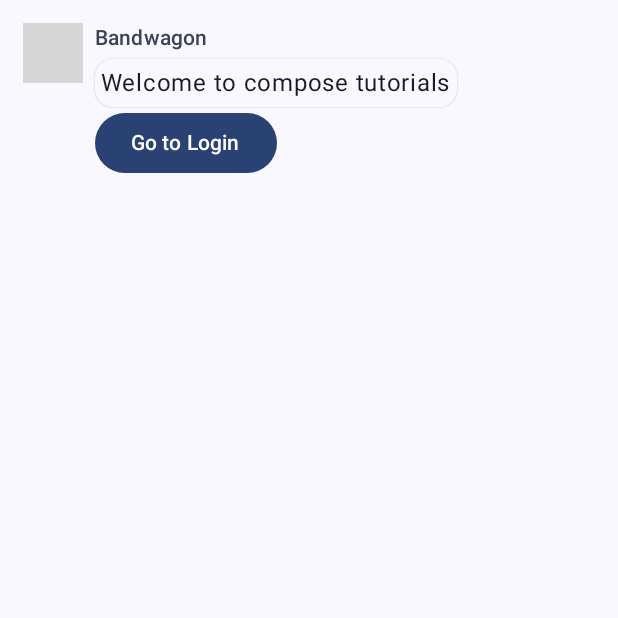
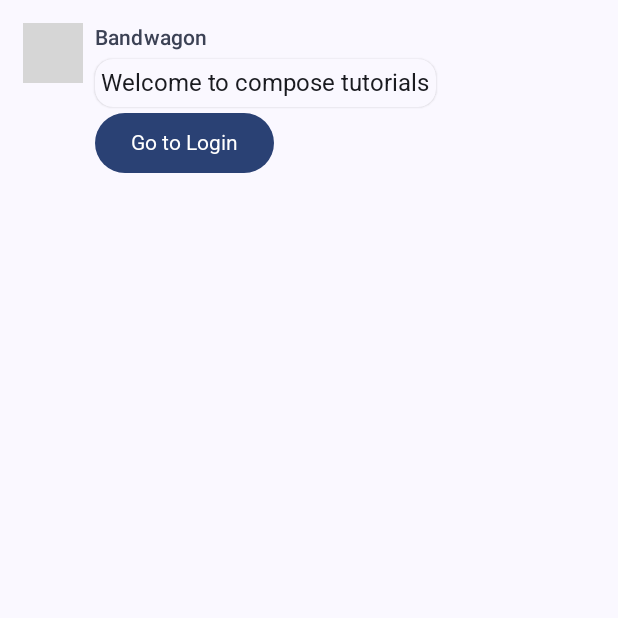
Before and after one commit to KhoTheProgrammer/mobile-application-practice, an Android app built with Jetpack Compose: the screen it shows after launch (MainActivity), on a phone screen of 412 x 824 dp, the top half of it. Run offline under Robolectric (Android 15) with nearby library versions, the phone set to English and light mode, and no system bars; grey boxes are pictures that could not be loaded.

Commit message:
feat: Implement custom theme and typography
Adds a custom color palette for both light and dark themes, replacing the default Material Design colors.

Introduces the Roboto font and defines a new typography scale with various text styles like headline, title, body, and label. The default system font is replaced by this custom setup.

```diff
--- a/app/src/main/java/com/example/myapplication/ui/theme/Color.kt
+++ b/app/src/main/java/com/example/myapplication/ui/theme/Color.kt
@@ -9,3 +9,22 @@ val Pink80 = Color(0xFFEFB8C8)
 val Purple40 = Color(0xFF6650a4)
 val PurpleGrey40 = Color(0xFF625b71)
 val Pink40 = Color(0xFF7D5260)
+
+val BlackOlive = Color(0xFF1F271B)
+
+val LapisLazuli = Color(0xFF145C9E)
+
+val Dun = Color(0xFFCBB9A8)
+
+// Dark Theme Color Pallete
+val PrimaryBlue = Color(0xFF2962FF)
+val BackgroundDark = Color(0xFF121212)
+val SurfaceDark = Color(0xFF1E1E1E)
+val OnBackgroundWhite = Color(0xFFE6E6E6)
+val OnSurfaceGray  = Color(0xFFA0A0A0)
+
+// Light Theme
+val LightBackground = Color(0xFFFFFFFF)
+val LightSurface = Color(0xFFF5F5F5)
+val OnLightBackground = Color(0xFF000000)
+val OnLigtSurface = Color(0xFF666666)
--- a/app/src/main/java/com/example/myapplication/ui/theme/Theme.kt
+++ b/app/src/main/java/com/example/myapplication/ui/theme/Theme.kt
@@ -1,6 +1,6 @@
 package com.example.myapplication.ui.theme
 
-import android.app.Activity
+
 import android.os.Build
 import androidx.compose.foundation.isSystemInDarkTheme
 import androidx.compose.material3.MaterialTheme
@@ -13,26 +13,21 @@ import androidx.compose.ui.platform.LocalContext
 import androidx.compose.ui.graphics.Color
 
 private val DarkColorScheme = darkColorScheme(
-    primary = Purple80,
-    secondary = PurpleGrey80,
-    tertiary = Pink80
+    primary = PrimaryBlue,
+    onPrimary = Color.White,
+    surface = SurfaceDark,
+    onSurface = OnSurfaceGray,
+    background = BackgroundDark,
+    onBackground = OnBackgroundWhite
 )
 
 private val LightColorScheme = lightColorScheme(
-    primary = Purple40,
-    secondary = PurpleGrey40,
-    tertiary = Pink40,
-    background = Color(0xADFFFBFE)
-
-//    /* Other default colors to override
-//    background = Color(0xFFFFFBFE),
-//    surface = Color(0xFFFFFBFE),
-//    onPrimary = Color.White,
-//    onSecondary = Color.White,
-//    onTertiary = Color.White,
-//    onBackground = Color(0xFF1C1B1F),
-//    onSurface = Color(0xFF1C1B1F),
-//    */
+    primary = PrimaryBlue,
+    onPrimary = Color.White,
+    surface = LightSurface,
+    onSurface = OnLigtSurface,
+    background = LightBackground,
+    onBackground = OnLightBackground
 )
 
 @Composable
--- a/app/src/main/java/com/example/myapplication/ui/theme/Type.kt
+++ b/app/src/main/java/com/example/myapplication/ui/theme/Type.kt
@@ -1,34 +1,64 @@
 package com.example.myapplication.ui.theme
-
 import androidx.compose.material3.Typography
 import androidx.compose.ui.text.TextStyle
+import androidx.compose.ui.text.font.Font
 import androidx.compose.ui.text.font.FontFamily
 import androidx.compose.ui.text.font.FontWeight
 import androidx.compose.ui.unit.sp
+import com.example.myapplication.R
 
-// Set of Material typography styles to start with
+// Simplified Roboto with just the essential weights
+val Roboto = FontFamily(
+    Font(R.font.roboto_normal, FontWeight.Black)
+)
+
 val Typography = Typography(
+    headlineLarge = TextStyle(
+        fontFamily = Roboto,
+        fontWeight = FontWeight.Bold,
+        fontSize = 32.sp,
+        lineHeight = 40.sp
+    ),
+    headlineMedium = TextStyle(
+        fontFamily = Roboto,
+        fontWeight = FontWeight.Bold,
+        fontSize = 28.sp,
+        lineHeight = 36.sp
+    ),
+    titleLarge = TextStyle(
+        fontFamily = Roboto,
+        fontWeight = FontWeight.Bold,
+        fontSize = 22.sp,
+        lineHeight = 28.sp
+    ),
+    titleMedium = TextStyle(
+        fontFamily = Roboto,
+        fontWeight = FontWeight.Medium,
+        fontSize = 18.sp,
+        lineHeight = 24.sp
+    ),
     bodyLarge = TextStyle(
-        fontFamily = FontFamily.Default,
+        fontFamily = Roboto,
         fontWeight = FontWeight.Normal,
         fontSize = 16.sp,
-        lineHeight = 24.sp,
-        letterSpacing = 0.5.sp
+        lineHeight = 24.sp
+    ),
+    bodyMedium = TextStyle(
+        fontFamily = Roboto,
+        fontWeight = FontWeight.Normal,
+        fontSize = 14.sp,
+        lineHeight = 20.sp
+    ),
+    labelLarge = TextStyle(
+        fontFamily = Roboto,
+        fontWeight = FontWeight.Medium,
+        fontSize = 14.sp,
+        lineHeight = 20.sp
+    ),
+    labelMedium = TextStyle(
+        fontFamily = Roboto,
+        fontWeight = FontWeight.Medium,
+        fontSize = 12.sp,
+        lineHeight = 16.sp
     )
-    /* Other default text styles to override
-    titleLarge = TextStyle(
-        fontFamily = FontFamily.Default,
-        fontWeight = FontWeight.Normal,
-        fontSize = 22.sp,
-        lineHeight = 28.sp,
-        letterSpacing = 0.sp
-    ),
-    labelSmall = TextStyle(
-        fontFamily = FontFamily.Default,
-        fontWeight = FontWeight.Medium,
-        fontSize = 11.sp,
-        lineHeight = 16.sp,
-        letterSpacing = 0.5.sp
-    )
-    */
 )
```
Also changed, not shown: app/src/main/res/font/roboto_italic.ttf (added), app/src/main/res/font/roboto_normal.ttf (added).
